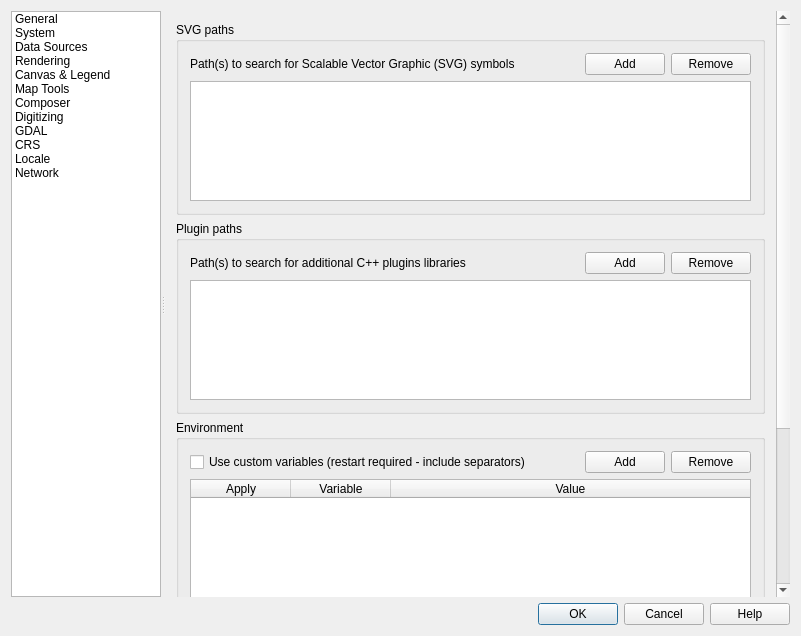
Old version of the form src/ui/qgsoptionsbase.ui in the repository carsmie/QGIS.
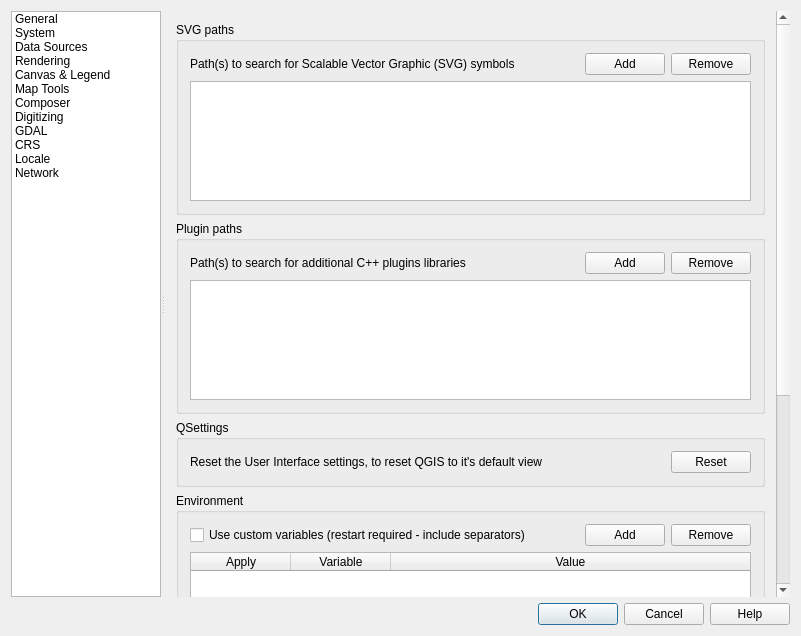
New version of the form. The open tabs and pages were chosen to show the change. Icons and pictures are not drawn. Custom widgets are drawn as their Qt base class.

```diff
--- a/src/ui/qgsoptionsbase.ui
+++ b/src/ui/qgsoptionsbase.ui
@@ -1042,6 +1042,42 @@
                  </layout>
                 </widget>
                </item>
+               <item>
+                <widget class="QgsCollapsibleGroupBox" name="mQSettingsGrpBx">
+                 <property name="title">
+                  <string>QSettings</string>
+                 </property>
+                 <layout class="QGridLayout" name="gridLayout_13">
+                  <item row="0" column="1">
+                   <spacer name="horizontalSpacer_42">
+                    <property name="orientation">
+                     <enum>Qt::Horizontal</enum>
+                    </property>
+                    <property name="sizeHint" stdset="0">
+                     <size>
+                      <width>40</width>
+                      <height>20</height>
+                     </size>
+                    </property>
+                   </spacer>
+                  </item>
+                  <item row="0" column="2">
+                   <widget class="QPushButton" name="mRestoreDefaultWindowStateBtn">
+                    <property name="text">
+                     <string>Reset</string>
+                    </property>
+                   </widget>
+                  </item>
+                  <item row="0" column="0">
+                   <widget class="QLabel" name="mRestoreDefaultWindowStateLbl">
+                    <property name="text">
+                     <string>Reset the User Interface settings, to reset QGIS to it's default view</string>
+                    </property>
+                   </widget>
+                  </item>
+                 </layout>
+                </widget>
+               </item>
                <item>
                 <widget class="QgsCollapsibleGroupBox" name="mEnvironmentGrpBx">
                  <property name="minimumSize">
```
